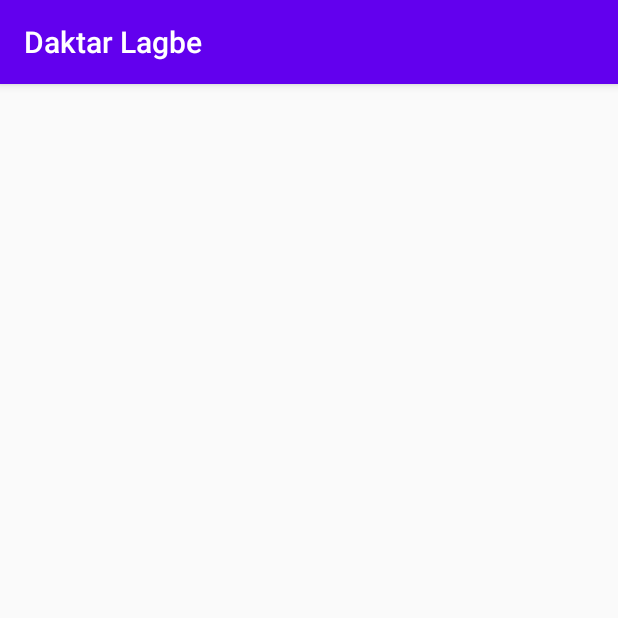
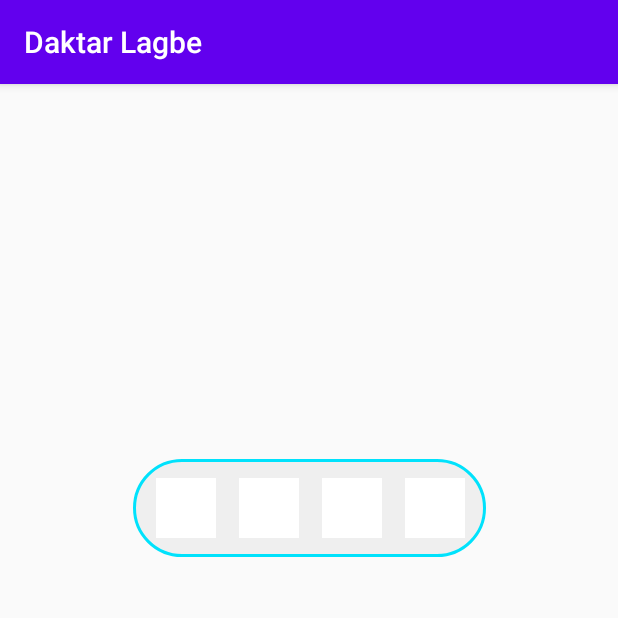
Before and after one commit to Fazlul69/Daktar-Lagbe, an Android app: the OtpActivity screen opened directly, with no data from a screen before it, on a phone screen of 412 x 824 dp, the top half of it. Run offline under Robolectric (Android 15) with nearby library versions, the phone set to English and light mode, and no system bars.

Commit message:
opt design

```diff
--- /dev/null
+++ b/app/src/main/res/drawable-mdpi/otp_style.xml
@@ -0,0 +1,8 @@
+<?xml version="1.0" encoding="utf-8"?>
+<shape xmlns:android="http://schemas.android.com/apk/res/android">
+
+    <solid android:color="#EFEFEF"/>
+    <corners android:radius="50dp"/>
+    <stroke android:color="#00E2FC"
+        android:width="2dp"/>
+</shape>
--- a/app/src/main/res/layout/activity_otp.xml
+++ b/app/src/main/res/layout/activity_otp.xml
@@ -6,4 +6,55 @@
     android:layout_height="match_parent"
     tools:context=".OtpActivity">
 
+    <LinearLayout
+        android:layout_width="235dp"
+        android:layout_height="65dp"
+        android:layout_marginStart="32dp"
+        android:layout_marginLeft="32dp"
+        android:layout_marginEnd="32dp"
+        android:layout_marginRight="32dp"
+        android:layout_marginTop="250dp"
+        android:background="@drawable/otp_style"
+        app:layout_constraintEnd_toEndOf="parent"
+        app:layout_constraintStart_toStartOf="parent"
+        app:layout_constraintTop_toTopOf="parent">
+
+        <EditText
+            android:layout_width="40dp"
+            android:layout_height="40dp"
+            android:focusable="true"
+            android:inputType="number"
+            android:maxLength="1"
+            android:layout_gravity="center"
+            android:layout_marginLeft="15dp"
+            android:background="#FFFFFF"/>
+        <EditText
+            android:layout_width="40dp"
+            android:layout_height="40dp"
+            android:focusable="true"
+            android:inputType="number"
+            android:maxLength="1"
+            android:layout_gravity="center"
+            android:layout_marginLeft="15dp"
+            android:background="#FFFFFF"/>
+        <EditText
+            android:layout_width="40dp"
+            android:layout_height="40dp"
+            android:focusable="true"
+            android:inputType="number"
+            android:maxLength="1"
+            android:layout_gravity="center"
+            android:layout_marginLeft="15dp"
+            android:background="#FFFFFF"/>
+        <EditText
+            android:layout_width="40dp"
+            android:layout_height="40dp"
+            android:focusable="true"
+            android:inputType="number"
+            android:maxLength="1"
+            android:layout_gravity="center"
+            android:layout_marginLeft="15dp"
+            android:background="#FFFFFF"/>
+    </LinearLayout>
+
 </androidx.constraintlayout.widget.ConstraintLayout>
```
